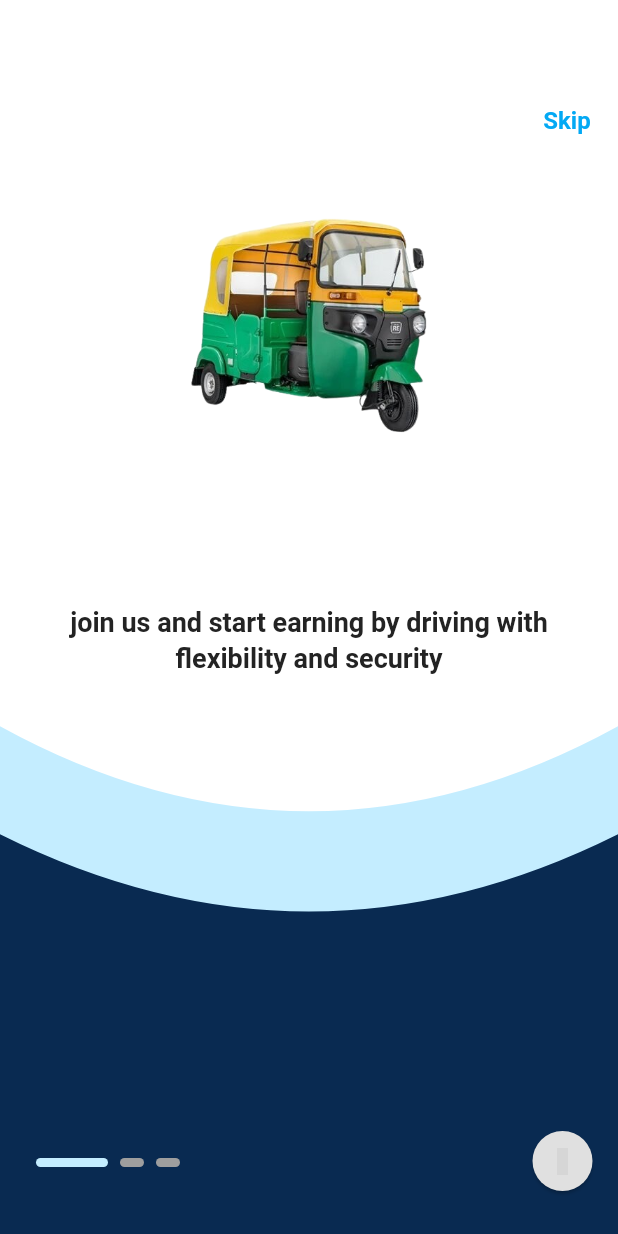
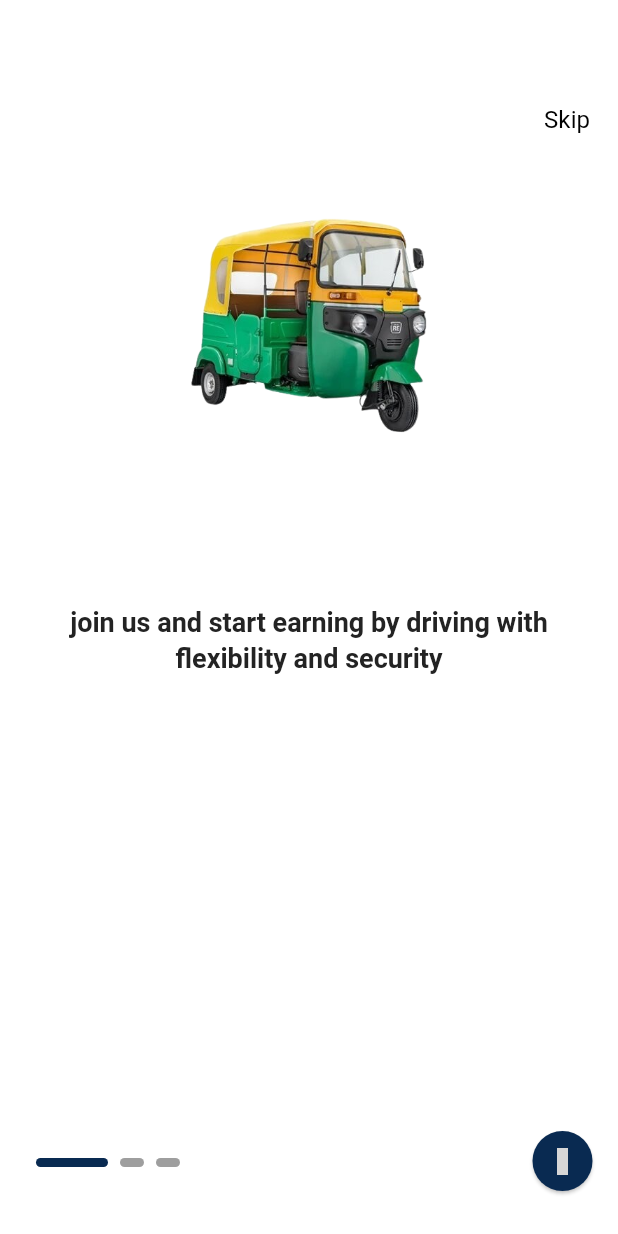
Before and after one commit to princeGithub999/Tripto-Driver, a Flutter app: the screen it shows after launch, on a phone screen of 412 x 824 dp. Run offline on Flutter 3.47's test engine with Material 3 defaults, Android fonts, the phone set to English and light mode, and no system bars; drawn by our look-alikes of smooth_page_indicator; our stand-ins replace firebase_auth, firebase_core, fluttertoast, geolocator, get, google_fonts and 4 more; accounts and stored records are empty; grey boxes are pictures that could not be loaded.

Commit message:
change code

```diff
--- a/lib/utils/constants/colors.dart
+++ b/lib/utils/constants/colors.dart
@@ -54,4 +54,5 @@ class AppColors {
   static Color lightBlue = Color(0xFF3AB2E8);
   static Color blue100 = Color(0xFFC4EDFF);
   static Color black700 = Color(0xFF2C2D3A);
+
 }
--- a/lib/view/onBoarding/on_boarding_screen.dart
+++ b/lib/view/onBoarding/on_boarding_screen.dart
@@ -53,29 +53,29 @@ class OnBoardingScreen extends StatelessWidget {
             ],
           ),
           OnBoardSkip(),
-          Positioned.fill(
-            child: Align(
-              alignment: Alignment.bottomCenter,
-              child: ClipPath(
-                clipper: AquaBlueClipper(),
-                child: Container(
-                    height: MediaQuery.of(context).size.height * 0.55,
-                    color: dark ? AppColors.blue900 : AppColors.blue100),
-              ),
-            ),
-          ),
-          Positioned.fill(
-            child: Align(
-              alignment: Alignment.bottomCenter,
-              child: ClipPath(
-                clipper: WhiteCurveClipper(),
-                child: Container(
-                  height: MediaQuery.of(context).size.height * 0.50,
-                  color: dark ? AppColors.blue900 : AppColors.blue900,
-                ),
-              ),
-            ),
-          ),
+          // Positioned.fill(
+          //   child: Align(
+          //     alignment: Alignment.bottomCenter,
+          //     child: ClipPath(
+          //       clipper: AquaBlueClipper(),
+          //       child: Container(
+          //           height: MediaQuery.of(context).size.height * 0.55,
+          //           color: dark ? AppColors.blue900 : AppColors.blue100),
+          //     ),
+          //   ),
+          // ),
+          // Positioned.fill(
+          //   child: Align(
+          //     alignment: Alignment.bottomCenter,
+          //     child: ClipPath(
+          //       clipper: WhiteCurveClipper(),
+          //       child: Container(
+          //         height: MediaQuery.of(context).size.height * 0.50,
+          //         color: dark ? AppColors.blue900 : AppColors.blue900,
+          //       ),
+          //     ),
+          //   ),
+          // ),
           OnBoardingDotNavigation(),
           OnboardingGetstarted()
         ],
--- a/lib/view/onBoarding/onboarding_dot_navigation.dart
+++ b/lib/view/onBoarding/onboarding_dot_navigation.dart
@@ -25,7 +25,7 @@ class OnBoardingDotNavigation extends StatelessWidget {
         controller: controller.pageController,
         onDotClicked: controller.dotNavigationClick,
         effect: ExpandingDotsEffect(
-          activeDotColor: dark ? AppColors.white : AppColors.blue100,
+          activeDotColor: dark ? AppColors.blue900 : AppColors.blue900,
           dotHeight: 6,
         ),
       ),
--- a/lib/view/onBoarding/onboarding_getstarted.dart
+++ b/lib/view/onBoarding/onboarding_getstarted.dart
@@ -24,11 +24,11 @@ class OnboardingGetstarted extends StatelessWidget {
                 onPressed: () => controller.nextPage(),
                 style: ElevatedButton.styleFrom(
                     backgroundColor:
-                    dark ? AppColors.white : AppColors.white,
+                    dark ? AppColors.blue900 : AppColors.blue900,
                     padding: const EdgeInsets.symmetric(horizontal: 40)),
                 child: const Text(
                   'Get Started',
-                  style: TextStyle(color: AppColors.blue900),
+                  style: TextStyle(color: AppColors.white,fontWeight: FontWeight.bold),
                 ),
               ),
             )
--- a/lib/view/onBoarding/onboarding_next_button.dart
+++ b/lib/view/onBoarding/onboarding_next_button.dart
@@ -22,10 +22,10 @@ class OnBoardNextButton extends StatelessWidget {
         onPressed: () => OnboardingController.instance.nextPage(),
         style: ElevatedButton.styleFrom(
             shape: const CircleBorder(),
-            backgroundColor: dark ? AppColors.white : AppColors.white),
+            backgroundColor: dark ? AppColors.blue900 : AppColors.blue900),
         child: Icon(
           Iconsax.arrow_right_3,
-          color: dark ? AppColors.white : AppColors.blue900,
+          color: dark ? AppColors.white : AppColors.white,
         ),
       ),
     );
--- a/lib/view/onBoarding/onboarding_skip.dart
+++ b/lib/view/onBoarding/onboarding_skip.dart
@@ -1,4 +1,5 @@
 import 'package:flutter/material.dart';
+import 'package:tripto_driver/utils/constants/colors.dart';
 import '../../utils/app_sizes/sizes.dart';
 import '../../utils/device/device_utility.dart';
 import '../../view_model/getx/onboarding_controller/onboarding_controller.dart';
@@ -17,7 +18,7 @@ class OnBoardSkip extends StatelessWidget {
         onPressed: () {
           OnboardingController.instance.skipPage();
         },
-        child: Text('Skip', style: Theme.of(context).textTheme.titleLarge),
+        child: Text('Skip', style: TextStyle(color: Colors.black,fontSize: 16)),
       ),
     );
   }
--- a/lib/view_model/provider/auth_provider_in/auth_provider.dart
+++ b/lib/view_model/provider/auth_provider_in/auth_provider.dart
@@ -52,7 +52,7 @@ class AuthProviderIn extends ChangeNotifier {
 
       if (success == true) {
         print('Login Success! Navigating to HomePage...');
-        Get.to(() => HomePage());
+        Get.to(() => const HomePage());
       } else {
         print('Login Failed!');
       }
```
